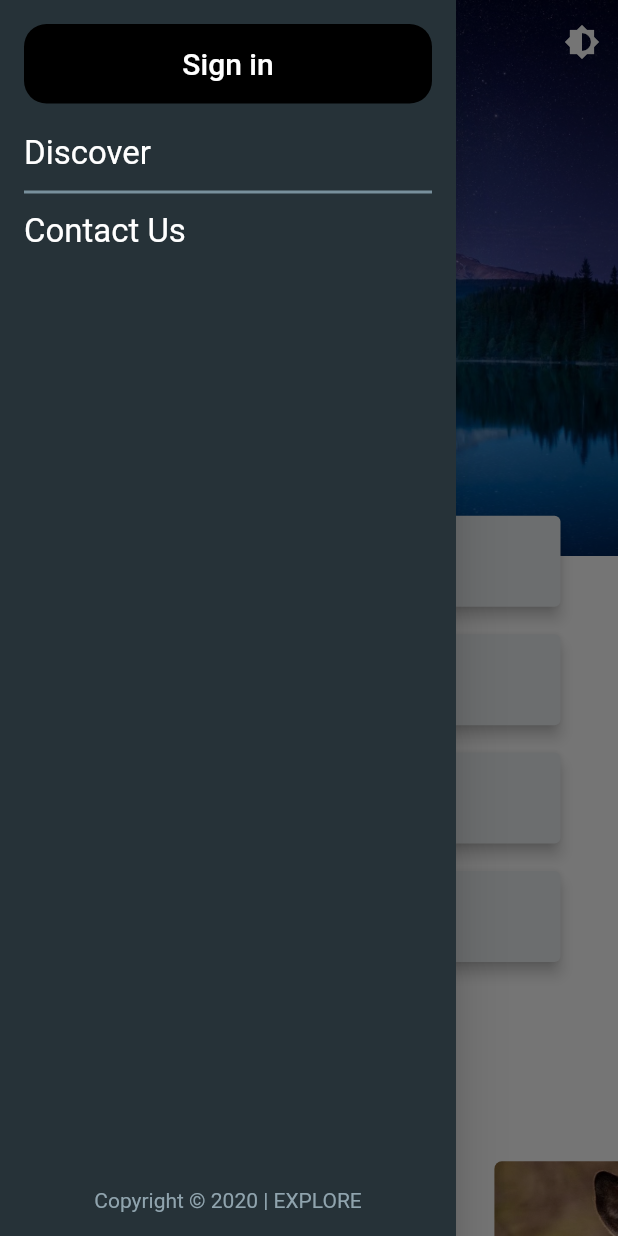
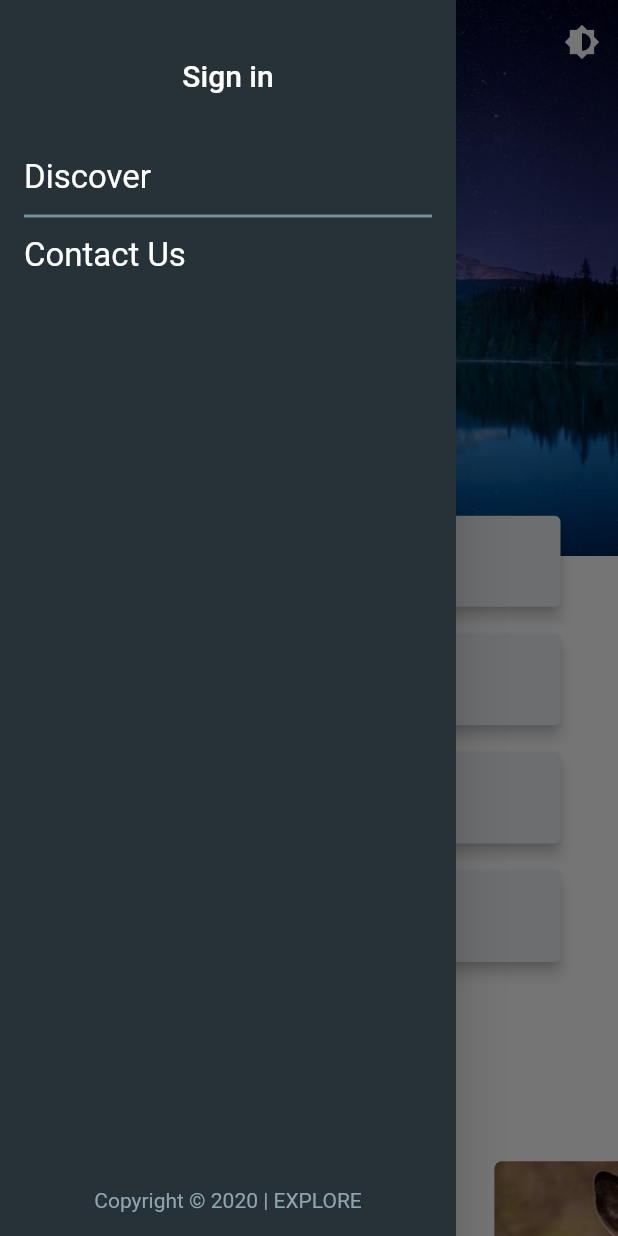
Before and after one commit to sbis04/explore, a Flutter app: the screen it shows after launch, with the side drawer open, on a phone screen of 412 x 824 dp. Run offline on Flutter 3.47's test engine with Material 2 defaults, Android fonts, the phone set to English and light mode, and no system bars; our stand-ins replace carousel_slider, easy_dynamic_theme, firebase_auth, firebase_core, google_sign_in, shared_preferences; accounts and stored records are empty.

Commit message:
Update to Flutter 2.0

```diff
--- a/lib/screens/home_page.dart
+++ b/lib/screens/home_page.dart
@@ -19,20 +19,20 @@ class HomePage extends StatefulWidget {
 }
 
 class _HomePageState extends State<HomePage> {
-  ScrollController? _scrollController;
+  late ScrollController _scrollController;
   double _scrollPosition = 0;
   double _opacity = 0;
 
   _scrollListener() {
     setState(() {
-      _scrollPosition = _scrollController!.position.pixels;
+      _scrollPosition = _scrollController.position.pixels;
     });
   }
 
   @override
   void initState() {
     _scrollController = ScrollController();
-    _scrollController!.addListener(_scrollListener);
+    _scrollController.addListener(_scrollListener);
     super.initState();
   }
 
@@ -58,12 +58,6 @@ class _HomePageState extends State<HomePage> {
                   splashColor: Colors.transparent,
                   highlightColor: Colors.transparent,
                   onPressed: () {
-                    print('pressed');
-                    // DynamicTheme.of(context).setBrightness(
-                    //     Theme.of(context).brightness == Brightness.dark
-                    //         ? Brightness.light
-                    //         : Brightness.dark);
-                    // print(Theme.of(context).brightness);
                     EasyDynamicTheme.of(context).changeTheme();
                   },
                 ),
@@ -89,7 +83,7 @@ class _HomePageState extends State<HomePage> {
         backgroundColor: Colors.blueGrey.withOpacity(0.3),
         width: 10,
         heightFraction: 0.3,
-        controller: _scrollController!,
+        controller: _scrollController,
         child: SingleChildScrollView(
           controller: _scrollController,
           physics: ClampingScrollPhysics(),
@@ -124,7 +118,6 @@ class _HomePageState extends State<HomePage> {
                   )
                 ],
               ),
-              // SizedBox(height: screenSize.height / 8),
               DestinationHeading(screenSize: screenSize),
               DestinationCarousel(),
               SizedBox(height: screenSize.height / 10),
--- a/lib/utils/authentication.dart
+++ b/lib/utils/authentication.dart
@@ -1,4 +1,3 @@
-// import 'package:cloud_firestore/cloud_firestore.dart';
 import 'package:firebase_auth/firebase_auth.dart';
 import 'package:firebase_core/firebase_core.dart';
 import 'package:google_sign_in/google_sign_in.dart';
--- a/lib/widgets/bottom_bar.dart
+++ b/lib/widgets/bottom_bar.dart
@@ -4,10 +4,6 @@ import 'package:explore/widgets/responsive.dart';
 import 'package:flutter/material.dart';
 
 class BottomBar extends StatelessWidget {
-  const BottomBar({
-    Key? key,
-  }) : super(key: key);
-
   @override
   Widget build(BuildContext context) {
     return Container(
--- a/lib/widgets/explore_drawer.dart
+++ b/lib/widgets/explore_drawer.dart
@@ -29,19 +29,25 @@ class _ExploreDrawerState extends State<ExploreDrawer> {
               userEmail == null
                   ? Container(
                       width: double.maxFinite,
-                      child: FlatButton(
-                        color: Colors.black,
-                        hoverColor: Colors.blueGrey[800],
-                        highlightColor: Colors.blueGrey[700],
+                      child: TextButton(
+                        // color: Colors.black,
+                        // hoverColor: Colors.blueGrey[800],
+                        // highlightColor: Colors.blueGrey[700],
+                        style: TextButton.styleFrom(
+                          primary: Colors.black,
+                          shape: RoundedRectangleBorder(
+                            borderRadius: BorderRadius.circular(15),
+                          ),
+                        ),
                         onPressed: () {
                           showDialog(
                             context: context,
                             builder: (context) => AuthDialog(),
                           );
                         },
-                        shape: RoundedRectangleBorder(
-                          borderRadius: BorderRadius.circular(15),
-                        ),
+                        // shape: RoundedRectangleBorder(
+                        //   borderRadius: BorderRadius.circular(15),
+                        // ),
                         child: Padding(
                           padding: EdgeInsets.only(
                             top: 15.0,
@@ -86,10 +92,16 @@ class _ExploreDrawerState extends State<ExploreDrawer> {
               userEmail != null
                   ? Container(
                       width: double.maxFinite,
-                      child: FlatButton(
-                        color: Colors.black,
-                        hoverColor: Colors.blueGrey[800],
-                        highlightColor: Colors.blueGrey[700],
+                      child: TextButton(
+                        // color: Colors.black,
+                        // hoverColor: Colors.blueGrey[800],
+                        // highlightColor: Colors.blueGrey[700],
+                        style: TextButton.styleFrom(
+                          primary: Colors.black,
+                          shape: RoundedRectangleBorder(
+                            borderRadius: BorderRadius.circular(15),
+                          ),
+                        ),
                         onPressed: _isProcessing
                             ? null
                             : () async {
@@ -111,9 +123,9 @@ class _ExploreDrawerState extends State<ExploreDrawer> {
                                   _isProcessing = false;
                                 });
                               },
-                        shape: RoundedRectangleBorder(
-                          borderRadius: BorderRadius.circular(15),
-                        ),
+                        // shape: RoundedRectangleBorder(
+                        //   borderRadius: BorderRadius.circular(15),
+                        // ),
                         child: Padding(
                           padding: EdgeInsets.only(
                             top: 15.0,
--- a/lib/widgets/featured_heading.dart
+++ b/lib/widgets/featured_heading.dart
@@ -4,18 +4,18 @@ import 'package:flutter/material.dart';
 class FeaturedHeading extends StatelessWidget {
   const FeaturedHeading({
     Key? key,
-    this.screenSize,
+    required this.screenSize,
   }) : super(key: key);
 
-  final Size? screenSize;
+  final Size screenSize;
 
   @override
   Widget build(BuildContext context) {
     return Padding(
       padding: EdgeInsets.only(
-        top: screenSize!.height * 0.06,
-        left: screenSize!.width / 15,
-        right: screenSize!.width / 15,
+        top: screenSize.height * 0.06,
+        left: screenSize.width / 15,
+        right: screenSize.width / 15,
       ),
       child: ResponsiveWidget.isSmallScreen(context)
           ? Column(
--- a/lib/widgets/web_scrollbar.dart
+++ b/lib/widgets/web_scrollbar.dart
@@ -19,15 +19,7 @@ class WebScrollbar extends StatefulWidget {
     this.color = Colors.black45,
     this.backgroundColor = Colors.black12,
     this.isAlwaysShown = false,
-  })  : assert(child != null),
-        assert(controller != null),
-        assert(heightFraction != null &&
-            heightFraction < 1.0 &&
-            heightFraction > 0.0),
-        assert(width != null),
-        assert(color != null),
-        assert(backgroundColor != null),
-        assert(isAlwaysShown != null);
+  }) : assert(heightFraction < 1.0 && heightFraction > 0.0);
 
   @override
   _WebScrollbarState createState() => _WebScrollbarState();
@@ -80,7 +72,6 @@ class _WebScrollbarState extends State<WebScrollbar> {
               });
             });
           }
-          // print(_isUpdating);
         }
         return true;
       },
```
Also changed, not shown: lib/widgets/auth_dialog.dart (+28 -16 lines), lib/widgets/bottom_bar_column.dart (+12 -12 lines), lib/widgets/google_sign_in_button.dart (+16 -8 lines), lib/widgets/info_text.dart (+4 -4 lines), lib/widgets/top_bar_contents.dart (+13 -12 lines).
